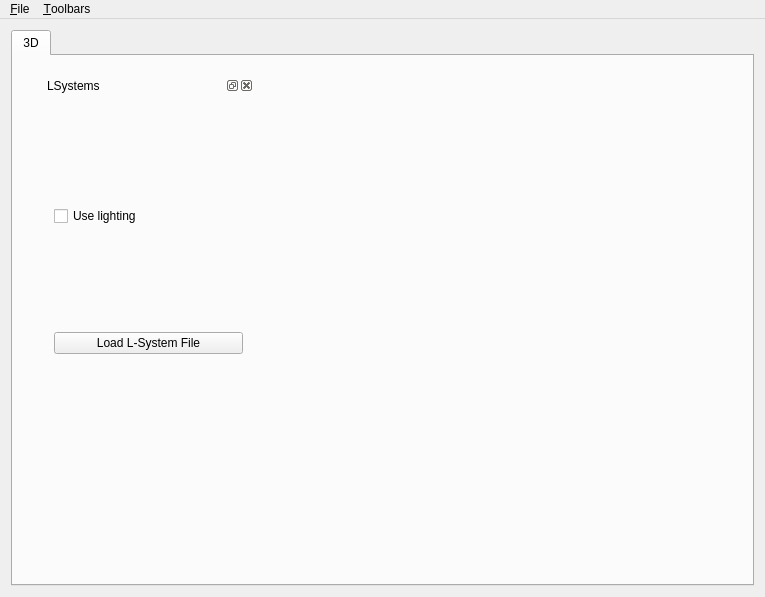
cs123tas/final-AustinNimo, file ui/mainwindow.ui: the form before one commit.
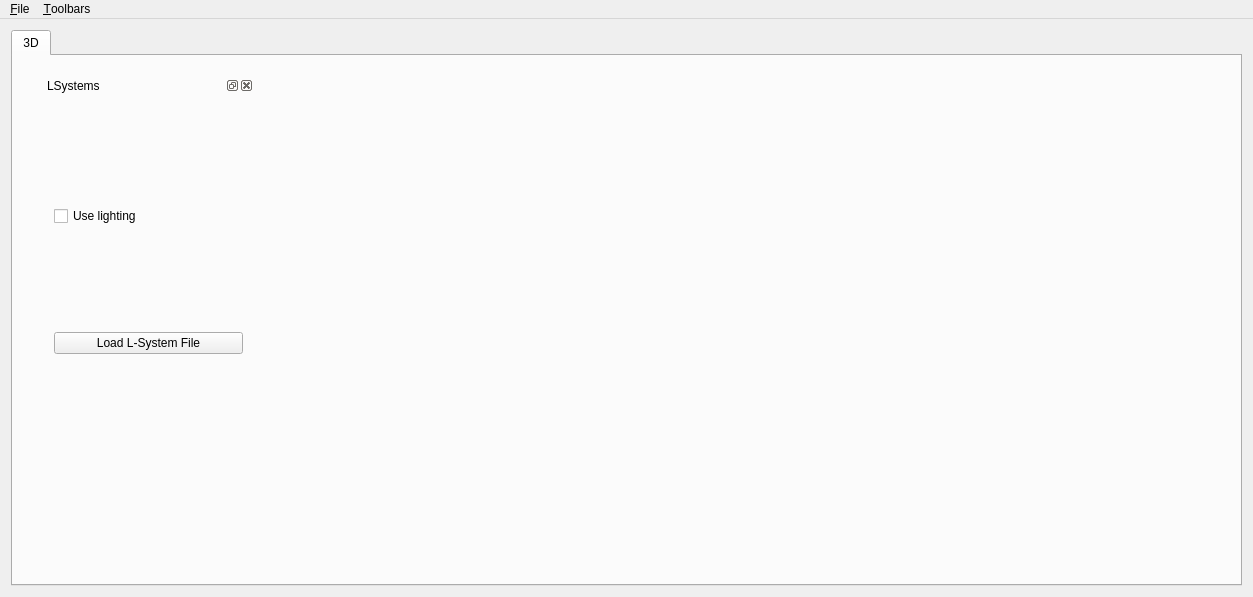
The form after the commit.

What changed in the file:
```diff
--- a/ui/mainwindow.ui
+++ b/ui/mainwindow.ui
@@ -6,7 +6,7 @@
    <rect>
     <x>0</x>
     <y>0</y>
-    <width>765</width>
+    <width>1253</width>
     <height>597</height>
    </rect>
   </property>
@@ -98,6 +98,16 @@
          </layout>
         </widget>
        </widget>
+       <widget class="QWidget" name="widget" native="true">
+        <property name="geometry">
+         <rect>
+          <x>740</x>
+          <y>40</y>
+          <width>481</width>
+          <height>401</height>
+         </rect>
+        </property>
+       </widget>
       </widget>
      </widget>
     </item>
@@ -108,7 +118,7 @@
     <rect>
      <x>0</x>
      <y>0</y>
-     <width>765</width>
+     <width>1253</width>
      <height>21</height>
     </rect>
    </property>
```
